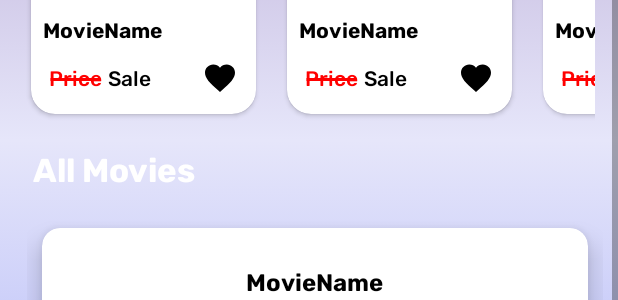
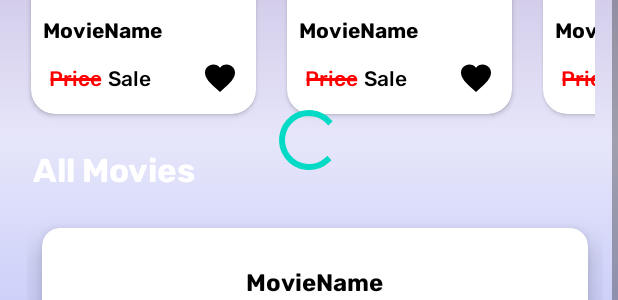
Before and after one commit to zehrakuru/Cinemate, an Android app: the layout fragment_home.xml on its own in the app's theme, with its tools: preview values and no code run, on a phone screen of 412 x 824 dp. Shown: the part 478-778 px from the top of the screen. Run offline under Robolectric (Android 15) with nearby library versions, the phone set to English and light mode, and no system bars.

Commit message:
ProgressBar is added

```diff
--- a/app/src/main/java/com/example/cinemate/ui/home/HomeViewModel.kt
+++ b/app/src/main/java/com/example/cinemate/ui/home/HomeViewModel.kt
@@ -20,7 +20,7 @@ class HomeViewModel @Inject constructor(private val productsRepository: Products
 
     fun getProducts() {
         viewModelScope.launch {
-
+            _homeState.value = HomeState.Loading
             val result = productsRepository.getProducts()
 
             when (result) {
@@ -55,6 +55,7 @@ class HomeViewModel @Inject constructor(private val productsRepository: Products
 }
 
 sealed interface HomeState {
+    object Loading: HomeState
     data class Data(val products: List<Product?>) : HomeState
     data class SaleData(val products: List<Product?>) : HomeState
     data class Error(val throwable: Throwable) : HomeState
--- a/app/src/main/res/layout/fragment_home.xml
+++ b/app/src/main/res/layout/fragment_home.xml
@@ -86,9 +86,9 @@
                 android:id="@+id/rvSecond"
                 android:layout_width="match_parent"
                 android:layout_height="match_parent"
+                android:layout_marginStart="8dp"
                 android:layout_marginTop="10dp"
                 android:orientation="vertical"
-                android:layout_marginStart="8dp"
                 app:layoutManager="androidx.recyclerview.widget.LinearLayoutManager"
                 app:layout_constraintEnd_toEndOf="parent"
                 app:layout_constraintHorizontal_bias="0.0"
@@ -115,4 +115,14 @@
         </androidx.constraintlayout.widget.ConstraintLayout>
     </ScrollView>
 
+    <ProgressBar
+        android:id="@+id/progressBar"
+        style="?android:attr/progressBarStyle"
+        android:layout_width="wrap_content"
+        android:layout_height="wrap_content"
+        app:layout_constraintEnd_toEndOf="parent"
+        app:layout_constraintStart_toStartOf="parent"
+        app:layout_constraintBottom_toBottomOf="parent"
+        app:layout_constraintTop_toTopOf="parent"/>
+
 </androidx.constraintlayout.widget.ConstraintLayout>
```
Also changed, not shown: app/src/main/java/com/example/cinemate/ui/home/HomeFragment.kt (+9 -0 lines).
